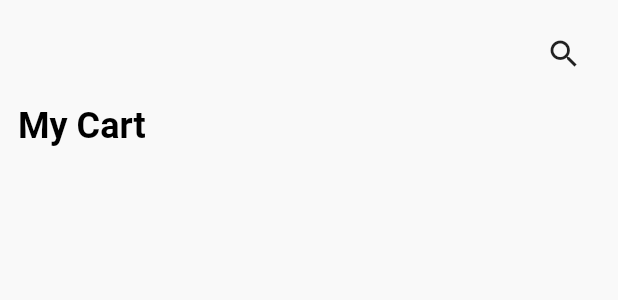
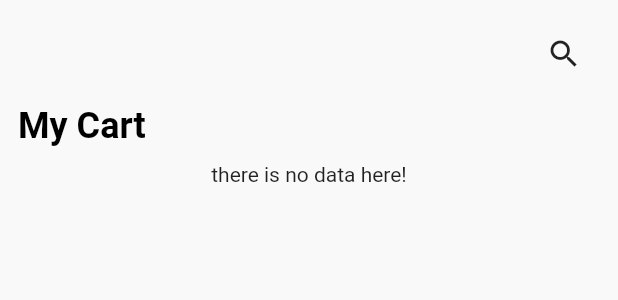
Before and after one commit to mustafa-farag/E-commerce_V2, a Flutter app: the CartScreen widget shown alone on an empty page, opened directly, on a phone screen of 412 x 824 dp. Shown: the top 300 px of the screen. Run offline on Flutter 3.47's test engine with Material 2 defaults, Android fonts, the phone set to English and light mode, and no system bars; our stand-ins replace cloud_firestore, firebase_auth, firebase_core, flutter_rating_bar, font_awesome_flutter, persistent_bottom_nav_bar_v2; accounts and stored records are empty; network calls fail.

Commit message:
show cart product stream

```diff
--- a/lib/views/screens/cart_screen.dart
+++ b/lib/views/screens/cart_screen.dart
@@ -1,10 +1,15 @@
+import 'package:commercialapp/controllers/database_controller.dart';
+import 'package:commercialapp/models/add_to_cart.dart';
+import 'package:commercialapp/views/widgets/cart_list_item.dart';
 import 'package:flutter/material.dart';
+import 'package:provider/provider.dart';
 
 class CartScreen extends StatelessWidget {
   const CartScreen({Key? key}) : super(key: key);
 
   @override
   Widget build(BuildContext context) {
+    final database = Provider.of<Database>(context);
     return SafeArea(
       child: SingleChildScrollView(
         child: Padding(
@@ -30,7 +35,37 @@ class CartScreen extends StatelessWidget {
                       color: Colors.black,
                       fontWeight: FontWeight.w600,
                     ),
-              )
+              ),
+              const SizedBox(
+                height: 10,
+              ),
+              StreamBuilder<List<AddToCartModel>>(
+                stream: database.cartProductsStream(),
+                builder: (context, snapshot) {
+                  if (snapshot.connectionState == ConnectionState.active) {
+                    final cartProduct = snapshot.data;
+                    if (cartProduct == null || cartProduct.isEmpty) {
+                      return const Center(
+                        child: Text('there is no data here!'),
+                      );
+                    }
+                    return ListView.separated(
+                      physics: const NeverScrollableScrollPhysics(),
+                      shrinkWrap: true,
+                      itemBuilder: (context, index) => CartListItem(
+                        cartItem: cartProduct[index],
+                      ),
+                      separatorBuilder: (context, index) => const SizedBox(
+                        height: 10,
+                      ),
+                      itemCount: cartProduct.length,
+                    );
+                  }
+                  return const Center(
+                    child: CircularProgressIndicator(),
+                  );
+                },
+              ),
             ],
           ),
         ),
```
